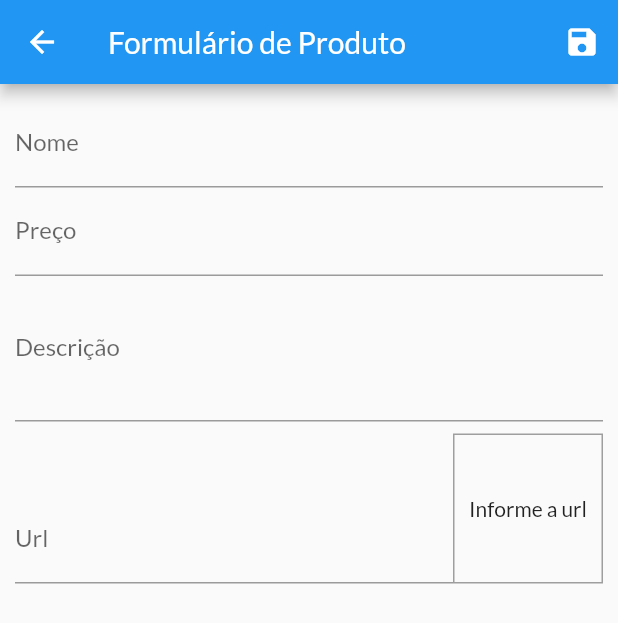
After one commit to juannobert/shop-flutter, a Flutter app: the ProductFormPage screen opened by its route, after a tap on the "save" icon, on a phone screen of 412 x 824 dp. The commit adds this screen. Shown: the top 623 px of the screen. Run offline on Flutter 3.47's test engine with Material 2 defaults, Android fonts, the phone set to English and light mode, and no system bars; network calls fail.

Commit message:
Função de salvar produtos adicionada

```diff
--- a/lib/main.dart
+++ b/lib/main.dart
@@ -5,6 +5,8 @@ import 'package:shop/models/product_list.dart';
 import 'package:shop/pages/cart_page.dart';
 import 'package:shop/pages/order_page.dart';
 import 'package:shop/pages/product_detail_page.dart';
+import 'package:shop/pages/product_form_page.dart';
+import 'package:shop/pages/products_page.dart';
 import 'pages/products_overview_page.dart';
 import 'utils/app_data.dart';
 import 'models/cart.dart';
@@ -39,7 +41,9 @@ class MyApp extends StatelessWidget {
           AppRoutes.HOME: (ctx) => const ProductsOverviewPage(),
           AppRoutes.PRODUCT_DETAIL: (ctx) => const ProductDetail(),
           AppRoutes.CART: (ctx) => const CartPage(),
-          AppRoutes.ORDERS: (ctx) => const OrderPage()
+          AppRoutes.ORDERS: (ctx) => const OrderPage(),
+          AppRoutes.PRODUCTS: (ctx) => const ProductsPage(),
+          AppRoutes.PRODUCT_FORM: (ctx) => const ProductFormPage(),
           },
       ),
     );
--- a/lib/models/product_list.dart
+++ b/lib/models/product_list.dart
@@ -13,6 +13,9 @@ class ProductList with ChangeNotifier {
 
   List<Product> get favoriteItems => items.where((element) => element.isFavorite).toList();
 
+   int get itemsCount {
+    return _items.length;
+  }
 
   void addProduct(Product product) {
     _items.add(product);
--- a/lib/pages/product_detail_page.dart
+++ b/lib/pages/product_detail_page.dart
@@ -7,6 +7,9 @@ class ProductDetail extends StatelessWidget {
   @override
   Widget build(BuildContext context) {
     final product = ModalRoute.of(context)!.settings.arguments as Product;
+
+
+
     return Scaffold(
       appBar: AppBar(
         title: Text(product.title),
--- /dev/null
+++ b/lib/pages/product_form_page.dart
@@ -0,0 +1,127 @@
+import 'dart:math';
+
+import 'package:flutter/material.dart';
+import 'package:flutter/src/widgets/framework.dart';
+import 'package:flutter/src/widgets/placeholder.dart';
+import 'package:shop/models/product.dart';
+
+class ProductFormPage extends StatefulWidget {
+  const ProductFormPage({super.key});
+
+  @override
+  State<ProductFormPage> createState() => _ProductFormPageState();
+}
+
+class _ProductFormPageState extends State<ProductFormPage> {
+  final _imgUrlController = TextEditingController();
+  final _imageFocus = FocusNode();
+  final _formKey = GlobalKey<FormState>();
+  final _formData = <String,Object>{};
+
+  @override
+  void initState() {
+    super.initState();
+    _imageFocus.addListener(atualizar);
+  }
+
+  @override
+  void dispose() {
+    super.dispose();
+    _imageFocus.removeListener(atualizar);
+  }
+
+  void atualizar() {
+    setState(() {}); //Atualiza o estado da aplicação fazendo a imagem aparecer
+  }
+
+  void _submitForm(){
+    _formKey.currentState?.save();
+    final newProduct = Product(
+      id: Random().nextInt(99999).toString(),
+      title: _formData['title'] as String,
+      description: _formData['description'] as String,
+      imageUrl: _formData['imgUrl'] as String,
+      price: _formData['price'] as double
+    );
+
+    print(newProduct.id);
+    print(newProduct.title);
+  }
+
+  @override
+  Widget build(BuildContext context) {
+    return Scaffold(
+      appBar: AppBar(
+        title: const Text("Formulário de Produto"),
+        actions: [
+          IconButton(
+            onPressed: () => _submitForm(),
+            icon: const Icon(Icons.save)
+          )
+        ],
+      ),
+      body: Padding(
+        padding: const EdgeInsets.all(10.0),
+        child: Form(
+          key: _formKey,
+          child: ListView(
+            children: [
+              TextFormField(
+                decoration: const InputDecoration(label: Text('Nome')),
+                textInputAction: TextInputAction.next,
+                onSaved: (title) => _formData['title'] = title as String,
+              ),
+              TextFormField(
+                decoration: const InputDecoration(label: Text('Preço')),
+                textInputAction: TextInputAction.next,
+                keyboardType: const TextInputType.numberWithOptions(decimal: true),
+                onSaved: (price) => _formData['price'] = double.parse(price as String),
+              ),
+              TextFormField(
+                decoration: const InputDecoration(label: Text('Descrição')),
+                textInputAction: TextInputAction.next,
+                keyboardType: TextInputType.multiline,
+                maxLines: 3,
+                onSaved: (description) => _formData['description'] = description as String,
+
+              ),
+              Padding(
+                padding: const EdgeInsets.only(top: 8.0),
+                child: Row(
+
+                  crossAxisAlignment: CrossAxisAlignment.end,
+                  children: [
+                    Expanded(
+                      child: TextFormField(
+                        decoration: const InputDecoration(label: Text('Url')),
+                        textInputAction: TextInputAction.done,
+                        keyboardType: TextInputType.url,
+                        controller: _imgUrlController,
+                        focusNode: _imageFocus,
+                        onFieldSubmitted: (_) => _submitForm(),
+                        onSaved: (imgUrl) => _formData['imgUrl'] = imgUrl as String,
+
+                      ),
+                    ),
+                    Container(
+                        width: 100,
+                        height: 100,
+                        decoration: BoxDecoration(
+                            border: Border.all(color: Colors.grey, width: 1)),
+                        alignment: Alignment.center,
+                        child: _imgUrlController.text.isNotEmpty
+                            ? Image.network(
+                                _imgUrlController.text,
+                                fit: BoxFit.cover,
+                              )
+                            : const Text("Informe a url"))
+                  ],
+                ),
+              )
+            ],
+          ),
+        ),
+      ),
+    );
+  }
+}
--- a/lib/utils/app_data.dart
+++ b/lib/utils/app_data.dart
@@ -3,4 +3,7 @@ class AppRoutes{
   static const PRODUCT_DETAIL = '/product-detail';
   static const CART = '/cart';
   static const ORDERS = '/orders';
+  static const PRODUCTS = '/products';
+  static const PRODUCT_FORM = '/product-form';
+
 }
```
Also changed, not shown: lib/components/app_drawer.dart (+10 -1 lines), lib/components/product_item.dart (added, +38 -0 lines), lib/pages/products_page.dart (added, +45 -0 lines).
